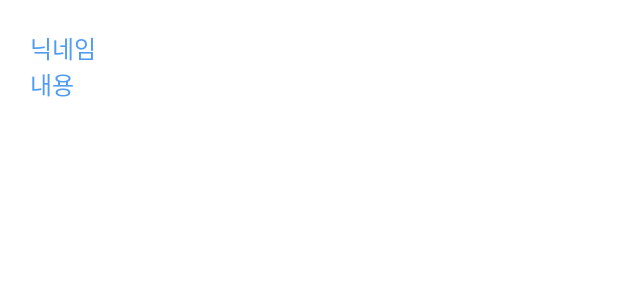
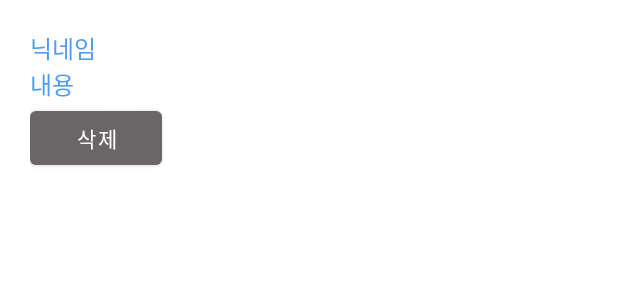
Before and after one commit to again2019/again2019, an Android app: the layout item_cheer.xml on its own in the app's theme, with its tools: preview values and no code run, on a phone screen of 412 x 824 dp. Shown: the top 300 px of the screen. Run offline under Robolectric (Android 15) with nearby library versions, the phone set to English and light mode, and no system bars.

Commit message:
Feat: 삭제 버튼 추가

```diff
--- a/app/src/main/java/com/goingbacking/goingbacking/bottomsheet/CalendarDetailBottomSheet.kt
+++ b/app/src/main/java/com/goingbacking/goingbacking/bottomsheet/CalendarDetailBottomSheet.kt
@@ -29,7 +29,7 @@ class CalendarDetailBottomSheet : BottomSheetDialogFragment() {
     override fun onCreateView(
         inflater: LayoutInflater, container: ViewGroup?,
         savedInstanceState: Bundle?
-    ): View? {
+    ): View {
         binding = BottomSheetCalendarDetailBinding.inflate(inflater, container, false)
 
         binding.recyclerView.apply {
--- a/app/src/main/res/layout/item_cheer.xml
+++ b/app/src/main/res/layout/item_cheer.xml
@@ -23,4 +23,9 @@
         tools:text="내용"
         android:textColor="@color/colorHighlight"/>
 
+    <Button
+        android:id="@+id/item_cheer_delete"
+        android:layout_width="wrap_content"
+        android:layout_height="wrap_content"
+        android:text="삭제"/>
 </LinearLayout>
```
Also changed, not shown: app/src/main/java/com/goingbacking/goingbacking/Adapter/CheerRecyclerViewAdapter.kt (+12 -4 lines).
